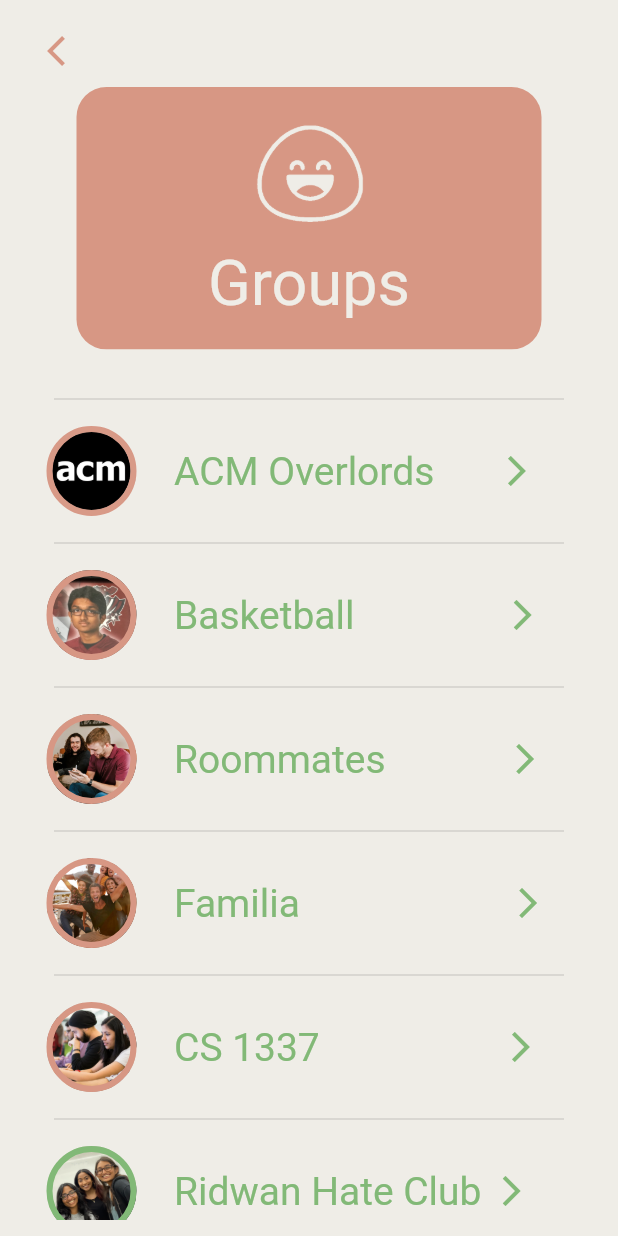
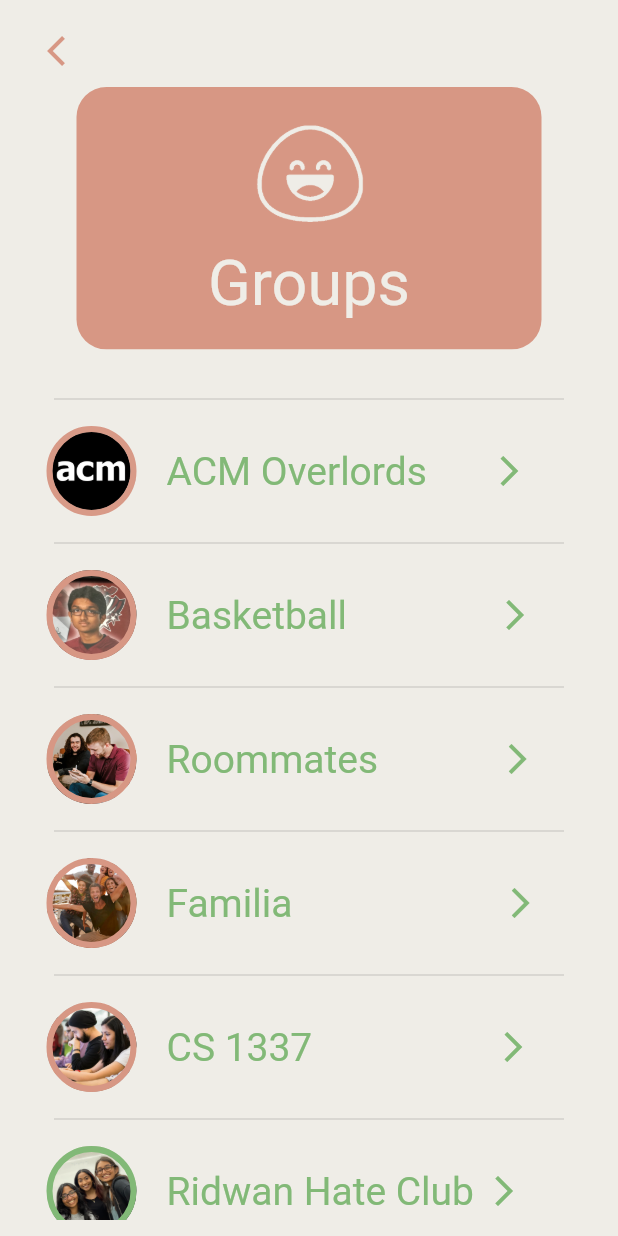
Before and after one commit to acm-projects/Catch-Up, a Flutter app: the AllGroups screen opened directly, on a phone screen of 412 x 824 dp. Run offline on Flutter 3.47's test engine with Material 2 defaults, Android fonts, the phone set to English and light mode, and no system bars; our stand-ins replace animated_splash_screen, camera, cloud_firestore, firebase_auth, firebase_core, firebase_storage and 3 more; accounts and stored records are empty; Roboto replaces fonts that are missing (Cartis-Beautyful-serif, Poppins); project files that could hold a hidden picture were left out.

Commit message:
overflow error fix

```diff
--- a/lib/screens/all_groups.dart
+++ b/lib/screens/all_groups.dart
@@ -163,7 +163,7 @@ class _AllGroupsState extends State<AllGroups> {
                                 ),
                               ),
                             ),
-                            SizedBox(width: 25),
+                            SizedBox(width: 20),
                             const Text(
                               'ACM Overlords',
                               textAlign: TextAlign.center,
@@ -233,7 +233,7 @@ class _AllGroupsState extends State<AllGroups> {
                                 ),
                               ),
                             ),
-                            SizedBox(width: 25),
+                            SizedBox(width: 20),
                             const Text(
                               'Basketball',
                               textAlign: TextAlign.center,
@@ -303,7 +303,7 @@ class _AllGroupsState extends State<AllGroups> {
                                 ),
                               ),
                             ),
-                            SizedBox(width: 25),
+                            SizedBox(width: 20),
                             const Text(
                               'Roommates',
                               textAlign: TextAlign.center,
@@ -374,7 +374,7 @@ class _AllGroupsState extends State<AllGroups> {
                                 ),
                               ),
                             ),
-                            SizedBox(width: 25),
+                            SizedBox(width: 20),
                             const Text(
                               'Familia',
                               textAlign: TextAlign.center,
@@ -444,7 +444,7 @@ class _AllGroupsState extends State<AllGroups> {
                                 ),
                               ),
                             ),
-                            SizedBox(width: 25),
+                            SizedBox(width: 20),
                             const Text(
                               'CS 1337',
                               textAlign: TextAlign.center,
@@ -514,7 +514,7 @@ class _AllGroupsState extends State<AllGroups> {
                                 ),
                               ),
                             ),
-                            SizedBox(width: 25),
+                            SizedBox(width: 20),
                             const Text(
                               'Ridwan Hate Club',
                               textAlign: TextAlign.center,
--- a/lib/screens/featurebuttonsview.dart
+++ b/lib/screens/featurebuttonsview.dart
@@ -1,3 +1,5 @@
+// ignore_for_file: prefer_const_constructors
+
 import 'package:camera/camera.dart';
 import 'package:catch_up/screens/send_page.dart';
 import 'package:firebase_storage/firebase_storage.dart';
@@ -75,7 +77,7 @@ class _FeatureButtonsViewState extends State<FeatureButtonsView> {
                   ElevatedButton.icon(
                     // upload video button (frontend)
                     //color:Colors.green,
-                    icon: Icon(Icons.rectangle), //Icons.upload_file),
+                    icon: Icon(Icons.upload), //Icons.upload_file),
                     label: Text("Upload"),
                     onPressed: _onFileUploadButtonPressed,
                   ),
```
